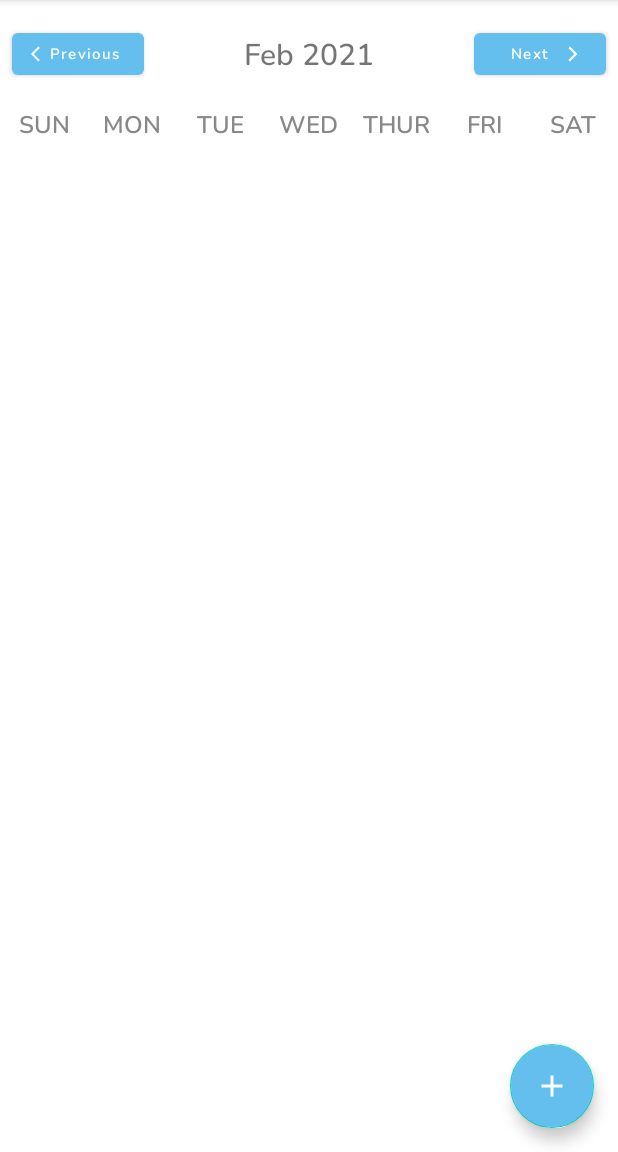
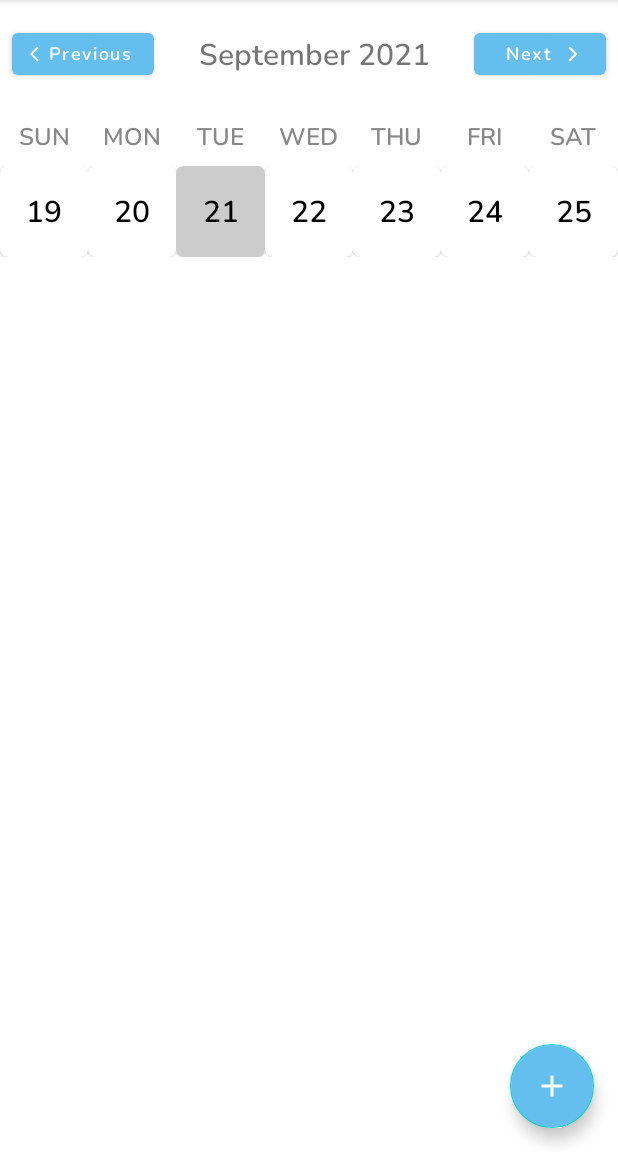
Before and after one commit to esh4rak/Event-Calendar, an Android app: the screen it shows after launch (MainActivity), on a phone screen of 412 x 824 dp, the part 84-1236 px from its top. Run offline under Robolectric (Android 15) with nearby library versions, the phone set to English and light mode, and no system bars.

Commit message:
Weekly Calendar View Added

```diff
--- a/Event Calendar/app/src/main/java/com/example/eventcalendar/adapters/CalendarAdapter.java
+++ b/Event Calendar/app/src/main/java/com/example/eventcalendar/adapters/CalendarAdapter.java
@@ -1,48 +1,57 @@
 package com.example.eventcalendar.adapters;
+
 
 import android.graphics.Color;
 import android.view.LayoutInflater;
 import android.view.View;
 import android.view.ViewGroup;
+import android.widget.TextView;
+
 import androidx.annotation.NonNull;
 import androidx.recyclerview.widget.RecyclerView;
+
 import com.example.eventcalendar.R;
 import com.example.eventcalendar.views.utils.CalendarUtils;
+import com.google.android.material.card.MaterialCardView;
+
 import java.time.LocalDate;
 import java.util.ArrayList;
 
 
-class CalendarAdapter extends RecyclerView.Adapter<CalendarViewHolder> {
+public class CalendarAdapter extends RecyclerView.Adapter<CalendarAdapter.CalendarViewHolder> {
+
     private final ArrayList<LocalDate> days;
-    private final OnItemListener onItemListener;
+    private OnItemClickListener cListener;
 
-    public CalendarAdapter(ArrayList<LocalDate> days, OnItemListener onItemListener) {
+    public void setOnItemClickListener(OnItemClickListener listener) {
+        cListener = listener;
+    }
+
+
+    public CalendarAdapter(ArrayList<LocalDate> days) {
         this.days = days;
-        this.onItemListener = onItemListener;
     }
 
     @NonNull
     @Override
     public CalendarViewHolder onCreateViewHolder(@NonNull ViewGroup parent, int viewType) {
-        LayoutInflater inflater = LayoutInflater.from(parent.getContext());
-        View view = inflater.inflate(R.layout.item_calendar, parent, false);
-        ViewGroup.LayoutParams layoutParams = view.getLayoutParams();
+        View view = LayoutInflater.from(parent.getContext()).inflate(R.layout.item_calendar, parent, false);
+        return new CalendarViewHolder(view, cListener);
+    }
 
-        layoutParams.height = (int) parent.getHeight();
-
-        return new CalendarViewHolder(view, onItemListener, days);
-    }
 
     @Override
     public void onBindViewHolder(@NonNull CalendarViewHolder holder, int position) {
+
         final LocalDate date = days.get(position);
         if (date == null)
             holder.dayOfMonth.setText("");
         else {
             holder.dayOfMonth.setText(String.valueOf(date.getDayOfMonth()));
             if (date.equals(CalendarUtils.selectedDate))
-                holder.parentView.setBackgroundColor(Color.LTGRAY);
+                holder.parentView.setCardBackgroundColor(Color.LTGRAY);
         }
+
     }
 
     @Override
@@ -50,7 +59,31 @@ class CalendarAdapter extends RecyclerView.Adapter<CalendarViewHolder> {
         return days.size();
     }
 
-    public interface OnItemListener {
-        void onItemClick(int position, LocalDate date);
+    public interface OnItemClickListener {
+
+        void onItemClick(int position, View v);
+    }
+
+
+    public static class CalendarViewHolder extends RecyclerView.ViewHolder {
+
+        TextView dayOfMonth;
+        MaterialCardView parentView;
+
+        public CalendarViewHolder(@NonNull final View itemView, final OnItemClickListener listener) {
+            super(itemView);
+
+            parentView = itemView.findViewById(R.id.itemCalendar);
+            dayOfMonth = itemView.findViewById(R.id.itemCalendarText);
+
+            parentView.setOnClickListener(v -> {
+                int pos = getAdapterPosition();
+                if (pos != RecyclerView.NO_POSITION) {
+                    listener.onItemClick(pos, v);
+                }
+            });
+
+
+        }
     }
 }
--- a/Event Calendar/app/src/main/java/com/example/eventcalendar/views/MainActivity.java
+++ b/Event Calendar/app/src/main/java/com/example/eventcalendar/views/MainActivity.java
@@ -1,10 +1,17 @@
 package com.example.eventcalendar.views;
 
+import static com.example.eventcalendar.views.utils.CalendarUtils.daysInWeekArray;
+import static com.example.eventcalendar.views.utils.CalendarUtils.monthYearFromDate;
 import androidx.appcompat.app.AppCompatActivity;
+import androidx.recyclerview.widget.GridLayoutManager;
+import androidx.recyclerview.widget.RecyclerView;
 import android.os.Bundle;
 import android.view.View;
+import com.example.eventcalendar.adapters.CalendarAdapter;
 import com.example.eventcalendar.databinding.ActivityMainBinding;
-
+import com.example.eventcalendar.views.utils.CalendarUtils;
+import java.time.LocalDate;
+import java.util.ArrayList;
 
 
 public class MainActivity extends AppCompatActivity {
@@ -12,6 +19,7 @@ public class MainActivity extends AppCompatActivity {
 
     private ActivityMainBinding binding;
 
+    private ArrayList<LocalDate> days;
 
     @Override
     protected void onCreate(Bundle savedInstanceState) {
@@ -21,14 +29,45 @@ public class MainActivity extends AppCompatActivity {
         setContentView(view);
 
 
-        init();
+        CalendarUtils.selectedDate = LocalDate.now();
+        setWeekView();
     }
 
 
     private void init() {
 
+
     }
 
 
+    private void setWeekView() {
+        binding.monthYearTextView.setText(monthYearFromDate(CalendarUtils.selectedDate));
+        days = daysInWeekArray(CalendarUtils.selectedDate);
+
+
+        binding.calendarRecyclerView.setHasFixedSize(true);
+        RecyclerView.LayoutManager layoutManager = new GridLayoutManager(getApplicationContext(), 7);
+        CalendarAdapter adapter = new CalendarAdapter(days);
+        binding.calendarRecyclerView.setLayoutManager(layoutManager);
+        binding.calendarRecyclerView.setAdapter(adapter);
+
+
+        adapter.setOnItemClickListener((position, v) -> {
+
+            CalendarUtils.selectedDate = days.get(position);
+            setWeekView();
+
+        });
+
+
+    }
+
+
+    @Override
+    protected void onResume() {
+        super.onResume();
+
+    }
+
 
 }
--- a/Event Calendar/app/src/main/res/layout/activity_main.xml
+++ b/Event Calendar/app/src/main/res/layout/activity_main.xml
@@ -29,7 +29,7 @@
             android:fontFamily="@font/nunito_semibold"
             android:text="@string/previous"
             android:textAllCaps="false"
-            android:textSize="10sp"
+            android:textSize="12sp"
             app:icon="@drawable/ic_arrow_back"
             app:iconGravity="textStart"
             app:iconPadding="0dp"
@@ -67,7 +67,7 @@
             android:fontFamily="@font/nunito_semibold"
             android:text="@string/next"
             android:textAllCaps="false"
-            android:textSize="10sp"
+            android:textSize="12sp"
             app:icon="@drawable/ic_arrow_forward"
             app:iconGravity="end"
             app:iconPadding="0dp"
@@ -85,7 +85,7 @@
         android:id="@+id/daysNameLayout"
         android:layout_width="0dp"
         android:layout_height="wrap_content"
-        android:layout_marginTop="8dp"
+        android:layout_marginTop="16dp"
         android:orientation="horizontal"
         app:layout_constraintEnd_toEndOf="parent"
         app:layout_constraintStart_toStartOf="parent"
@@ -108,8 +108,8 @@
             android:layout_width="0dp"
             android:layout_height="wrap_content"
             android:layout_weight="1"
+            android:fontFamily="@font/nunito_semibold"
             android:text="@string/monday"
-            android:fontFamily="@font/nunito_semibold"
             android:textAlignment="center"
             android:textColor="@color/gray"
             android:textSize="16sp"
@@ -120,8 +120,8 @@
             android:layout_width="0dp"
             android:layout_height="wrap_content"
             android:layout_weight="1"
+            android:fontFamily="@font/nunito_semibold"
             android:text="@string/tuesday"
-            android:fontFamily="@font/nunito_semibold"
             android:textAlignment="center"
             android:textColor="@color/gray"
             android:textSize="16sp"
@@ -132,8 +132,8 @@
             android:layout_width="0dp"
             android:layout_height="wrap_content"
             android:layout_weight="1"
+            android:fontFamily="@font/nunito_semibold"
             android:text="@string/wednesday"
-            android:fontFamily="@font/nunito_semibold"
             android:textAlignment="center"
             android:textColor="@color/gray"
             android:textSize="16sp"
@@ -144,8 +144,8 @@
             android:layout_width="0dp"
             android:layout_height="wrap_content"
             android:layout_weight="1"
+            android:fontFamily="@font/nunito_semibold"
             android:text="@string/thursday"
-            android:fontFamily="@font/nunito_semibold"
             android:textAlignment="center"
             android:textColor="@color/gray"
             android:textSize="16sp"
@@ -156,8 +156,8 @@
             android:layout_width="0dp"
             android:layout_height="wrap_content"
             android:layout_weight="1"
+            android:fontFamily="@font/nunito_semibold"
             android:text="@string/friday"
-            android:fontFamily="@font/nunito_semibold"
             android:textAlignment="center"
             android:textColor="@color/gray"
             android:textSize="16sp"
@@ -168,8 +168,8 @@
             android:layout_width="0dp"
             android:layout_height="wrap_content"
             android:layout_weight="1"
+            android:fontFamily="@font/nunito_semibold"
             android:text="@string/saturday"
-            android:fontFamily="@font/nunito_semibold"
             android:textAlignment="center"
             android:textColor="@color/gray"
             android:textSize="16sp"
@@ -183,6 +183,7 @@
         android:id="@+id/calendarRecyclerView"
         android:layout_width="0dp"
         android:layout_height="wrap_content"
+        android:layout_marginTop="8dp"
         app:layout_constraintEnd_toEndOf="parent"
         app:layout_constraintStart_toStartOf="parent"
         app:layout_constraintTop_toBottomOf="@+id/daysNameLayout" />
@@ -192,7 +193,6 @@
         android:id="@+id/eventRecyclerView"
         android:layout_width="0dp"
         android:layout_height="0dp"
-        android:layout_weight="5"
         app:layout_constraintBottom_toBottomOf="parent"
         app:layout_constraintEnd_toEndOf="parent"
         app:layout_constraintStart_toStartOf="parent"
--- a/Event Calendar/app/src/main/res/layout/item_calendar.xml
+++ b/Event Calendar/app/src/main/res/layout/item_calendar.xml
@@ -1,27 +1,37 @@
 <?xml version="1.0" encoding="utf-8"?>
-<androidx.constraintlayout.widget.ConstraintLayout
-    xmlns:android="http://schemas.android.com/apk/res/android"
-    android:layout_width="match_parent"
-    android:layout_height="match_parent"
+<com.google.android.material.card.MaterialCardView xmlns:android="http://schemas.android.com/apk/res/android"
+    xmlns:app="http://schemas.android.com/apk/res-auto"
     xmlns:tools="http://schemas.android.com/tools"
     android:id="@+id/itemCalendar"
-    xmlns:app="http://schemas.android.com/apk/res-auto">
+    android:layout_width="match_parent"
+    android:layout_height="wrap_content"
+    android:layout_margin="0dp"
+    android:elevation="3dp"
+    app:cardBackgroundColor="@color/white"
+    app:cardCornerRadius="5dp">
 
+    <androidx.constraintlayout.widget.ConstraintLayout
+        android:id="@+id/itemCalendar_mainLayout"
+        android:layout_width="match_parent"
+        android:layout_height="wrap_content"
+        android:padding="0dp">
 
         <TextView
             android:id="@+id/itemCalendarText"
             android:layout_width="wrap_content"
             android:layout_height="wrap_content"
-        tools:text="1"
+            android:layout_marginTop="16dp"
+            android:layout_marginBottom="16dp"
             android:fontFamily="@font/nunito_semibold"
+            android:textColor="@color/black"
             android:textSize="20sp"
-        android:textColor="@color/black"
             app:layout_constraintBottom_toBottomOf="parent"
+            app:layout_constraintLeft_toLeftOf="parent"
+            app:layout_constraintRight_toRightOf="parent"
             app:layout_constraintTop_toTopOf="parent"
-        app:layout_constraintRight_toRightOf="parent"
-        app:layout_constraintLeft_toLeftOf="parent"
-        app:layout_constraintVertical_bias="0.25"/>
+            tools:text="1" />
+
+    </androidx.constraintlayout.widget.ConstraintLayout>
 
 
-
-</androidx.constraintlayout.widget.ConstraintLayout>
+</com.google.android.material.card.MaterialCardView>
--- a/Event Calendar/app/src/main/res/values/strings.xml
+++ b/Event Calendar/app/src/main/res/values/strings.xml
@@ -7,7 +7,7 @@
     <string name="monday">MON</string>
     <string name="tuesday">TUE</string>
     <string name="wednesday">WED</string>
-    <string name="thursday">THUR</string>
+    <string name="thursday">THU</string>
     <string name="friday">FRI</string>
     <string name="saturday">SAT</string>
     <string name="add">Add</string>
```
Also changed, not shown: Event Calendar/app/src/main/java/com/example/eventcalendar/adapters/CalendarViewHolder.java (deleted, +0 -34 lines), Event Calendar/app/src/main/java/com/example/eventcalendar/views/utils/CalendarUtils.java (+14 -25 lines), Event Calendar/app/src/main/res/drawable/ic_calendar.xml (+9 -4 lines), Event Calendar/app/src/main/res/layout/item_event.xml (+7 -9 lines). Lines whose indentation alone changed are shown as unchanged.
